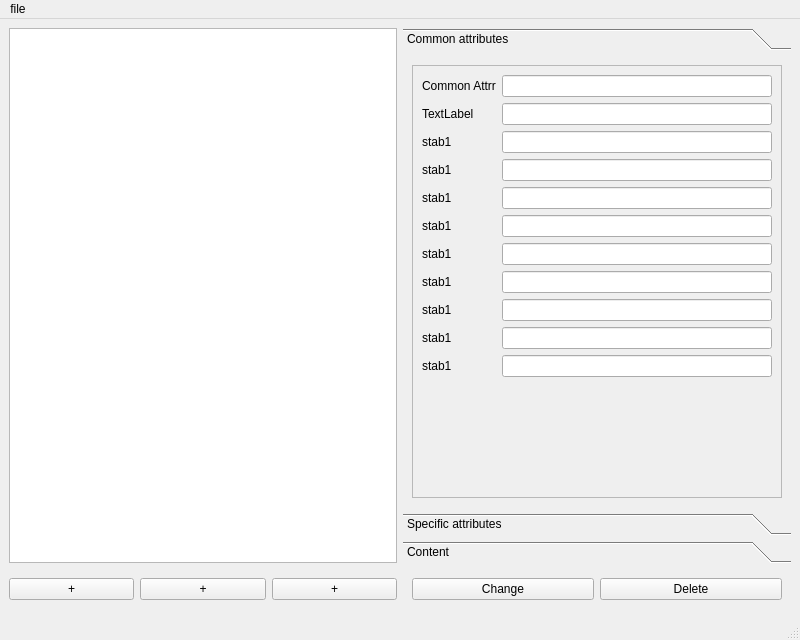
This is gui/SIP-p-Draw.ui in KitKod/SIP-p-Draw-Client as Qt 5 draws it before an edit. The edited form follows.
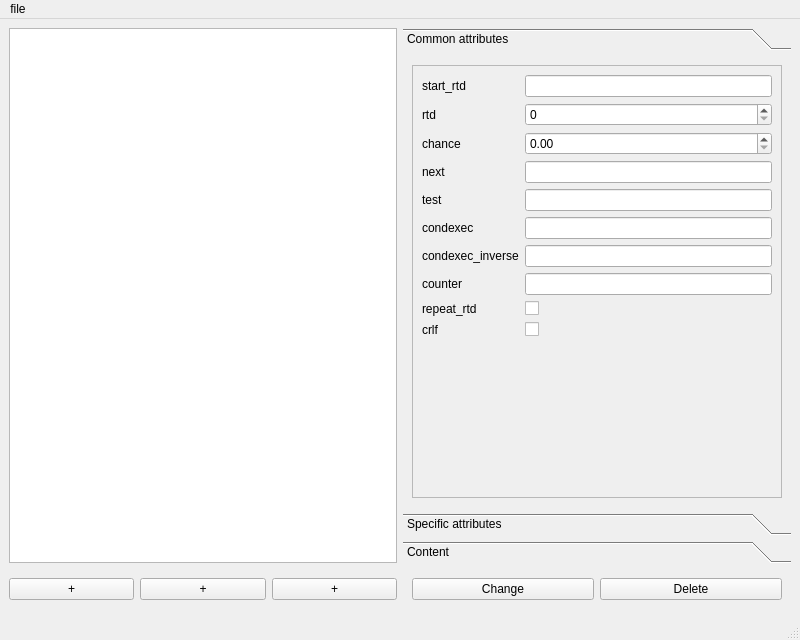
This is the edited form. The open tabs and pages were chosen to show the change.

Commit message: Add widgets to content toolbax page and rename another items.

Patch:
```diff
--- a/gui/SIP-p-Draw.ui
+++ b/gui/SIP-p-Draw.ui
@@ -101,7 +101,7 @@
             <item row="0" column="0">
              <widget class="QLabel" name="label_18">
               <property name="text">
-               <string>Common Attrr</string>
+               <string>start_rtd</string>
               </property>
              </widget>
             </item>
@@ -111,100 +111,98 @@
             <item row="1" column="0">
              <widget class="QLabel" name="label_19">
               <property name="text">
-               <string>TextLabel</string>
+               <string>rtd</string>
               </property>
              </widget>
             </item>
             <item row="1" column="1">
-             <widget class="QLineEdit" name="lineEdit_18"/>
+             <widget class="QSpinBox" name="spinBox_8"/>
             </item>
             <item row="2" column="0">
-             <widget class="QLabel" name="stab1Label_14">
+             <widget class="QLabel" name="stab1Label_18">
               <property name="text">
-               <string>stab1</string>
+               <string>chance</string>
               </property>
              </widget>
             </item>
             <item row="2" column="1">
-             <widget class="QLineEdit" name="stab1LineEdit_14"/>
+             <widget class="QDoubleSpinBox" name="doubleSpinBox"/>
             </item>
             <item row="3" column="0">
-             <widget class="QLabel" name="stab1Label_15">
+             <widget class="QLabel" name="stab1Label_16">
               <property name="text">
-               <string>stab1</string>
+               <string>next</string>
               </property>
              </widget>
             </item>
             <item row="3" column="1">
-             <widget class="QLineEdit" name="stab1LineEdit_15"/>
-            </item>
-            <item row="4" column="1">
              <widget class="QLineEdit" name="stab1LineEdit_16"/>
             </item>
-            <item row="5" column="1">
-             <widget class="QLineEdit" name="stab1LineEdit_17"/>
-            </item>
-            <item row="6" column="1">
-             <widget class="QLineEdit" name="stab1LineEdit_18"/>
-            </item>
-            <item row="7" column="1">
-             <widget class="QLineEdit" name="stab1LineEdit_19"/>
-            </item>
-            <item row="8" column="1">
-             <widget class="QLineEdit" name="stab1LineEdit_20"/>
-            </item>
-            <item row="9" column="1">
-             <widget class="QLineEdit" name="stab1LineEdit_21"/>
-            </item>
-            <item row="10" column="1">
-             <widget class="QLineEdit" name="stab1LineEdit_22"/>
-            </item>
             <item row="4" column="0">
-             <widget class="QLabel" name="stab1Label_16">
-              <property name="text">
-               <string>stab1</string>
-              </property>
-             </widget>
-            </item>
-            <item row="5" column="0">
              <widget class="QLabel" name="stab1Label_17">
               <property name="text">
-               <string>stab1</string>
+               <string>test</string>
               </property>
              </widget>
             </item>
+            <item row="4" column="1">
+             <widget class="QLineEdit" name="stab1LineEdit_17"/>
+            </item>
+            <item row="5" column="0">
+             <widget class="QLabel" name="stab1Label_19">
+              <property name="text">
+               <string>condexec</string>
+              </property>
+             </widget>
+            </item>
+            <item row="5" column="1">
+             <widget class="QLineEdit" name="stab1LineEdit_19"/>
+            </item>
             <item row="6" column="0">
-             <widget class="QLabel" name="stab1Label_18">
+             <widget class="QLabel" name="stab1Label_20">
               <property name="text">
-               <string>stab1</string>
+               <string>condexec_inverse</string>
               </property>
              </widget>
             </item>
+            <item row="6" column="1">
+             <widget class="QLineEdit" name="stab1LineEdit_20"/>
+            </item>
             <item row="7" column="0">
-             <widget class="QLabel" name="stab1Label_19">
+             <widget class="QLabel" name="stab1Label_21">
               <property name="text">
-               <string>stab1</string>
+               <string>counter</string>
               </property>
              </widget>
             </item>
+            <item row="7" column="1">
+             <widget class="QLineEdit" name="stab1LineEdit_21"/>
+            </item>
             <item row="8" column="0">
-             <widget class="QLabel" name="stab1Label_20">
+             <widget class="QLabel" name="stab1Label_14">
               <property name="text">
-               <string>stab1</string>
+               <string>repeat_rtd</string>
+              </property>
+             </widget>
+            </item>
+            <item row="8" column="1">
+             <widget class="QCheckBox" name="checkBox_8">
+              <property name="text">
+               <string/>
               </property>
              </widget>
             </item>
             <item row="9" column="0">
-             <widget class="QLabel" name="stab1Label_21">
+             <widget class="QLabel" name="stab1Label_15">
               <property name="text">
-               <string>stab1</string>
+               <string>crlf</string>
               </property>
              </widget>
             </item>
-            <item row="10" column="0">
-             <widget class="QLabel" name="stab1Label_22">
+            <item row="9" column="1">
+             <widget class="QCheckBox" name="checkBox_7">
               <property name="text">
-               <string>stab1</string>
+               <string/>
               </property>
              </widget>
             </item>
```
Left out of the diff: 337 changed lines with no effect on the pictures. The commit also changes 3 other files.
